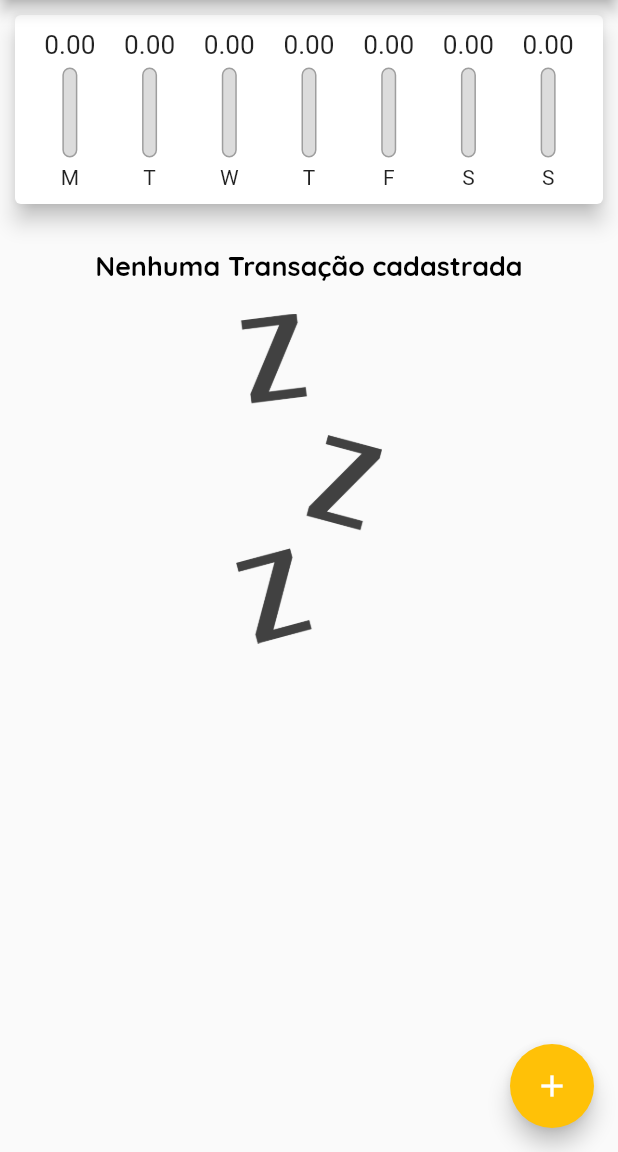
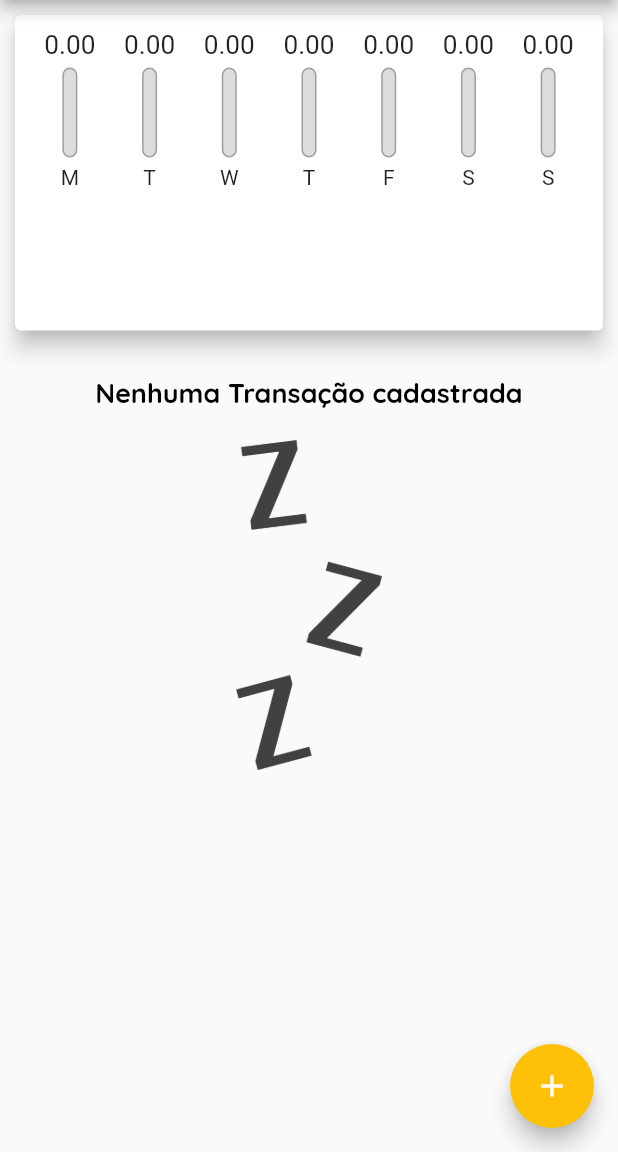
Before and after one commit to 9reis/despesas_pessoais__flutter, a Flutter app: the screen it shows after launch, on a phone screen of 412 x 824 dp, the part 84-1236 px from its top. Run offline on Flutter 3.47's test engine with Material 2 defaults, Android fonts, the phone set to English and light mode, and no system bars.

Commit message:
Calculando Tamanho Dinamicamente - App se adapta ao tamanho do Dispositivo

```diff
--- a/lib/components/transaction_list.dart
+++ b/lib/components/transaction_list.dart
@@ -11,10 +11,7 @@ class TransactionList extends StatelessWidget {
 
   @override
   Widget build(BuildContext context) {
-    return Container(
-      width: double.infinity,
-      height: 500,
-      child: transactions.isEmpty
+    return transactions.isEmpty
         ? Column(
             children: [
               SizedBox(height: 20),
@@ -75,7 +72,6 @@ class TransactionList extends StatelessWidget {
                 ),
               );
             },
-            ),
           );
   }
 }
--- a/lib/main.dart
+++ b/lib/main.dart
@@ -93,8 +93,7 @@ class _MyHomePageState extends State<MyHomePage> {
 
   @override
   Widget build(BuildContext context) {
-    return Scaffold(
-      appBar: AppBar(
+    final appBar = AppBar(
       title: Text('Despesas Pessoais'),
       centerTitle: true,
       actions: [
@@ -103,13 +102,28 @@ class _MyHomePageState extends State<MyHomePage> {
           onPressed: () => _openTransactionFormModal(context),
         ),
       ],
-      ),
+    );
+
+    // Altura inicial da aplicacao
+    // Removendo altura da appBar e da StatusBar da altura total
+    final availableHeight = MediaQuery.of(context).size.height -
+        appBar.preferredSize.height -
+        MediaQuery.of(context).padding.top;
+
+    return Scaffold(
+      appBar: appBar,
       body: SingleChildScrollView(
         child: Column(
           crossAxisAlignment: CrossAxisAlignment.stretch,
           children: [
-            Chart(_recentTransactions),
-            TransactionList(_transactions, _removeTransaction),
+            Container(
+              height: availableHeight * 0.3,
+              child: Chart(_recentTransactions),
+            ),
+            Container(
+              height: availableHeight * 0.7,
+              child: TransactionList(_transactions, _removeTransaction),
+            ),
           ],
         ),
       ),
```
Lines whose indentation alone changed are shown as unchanged.
